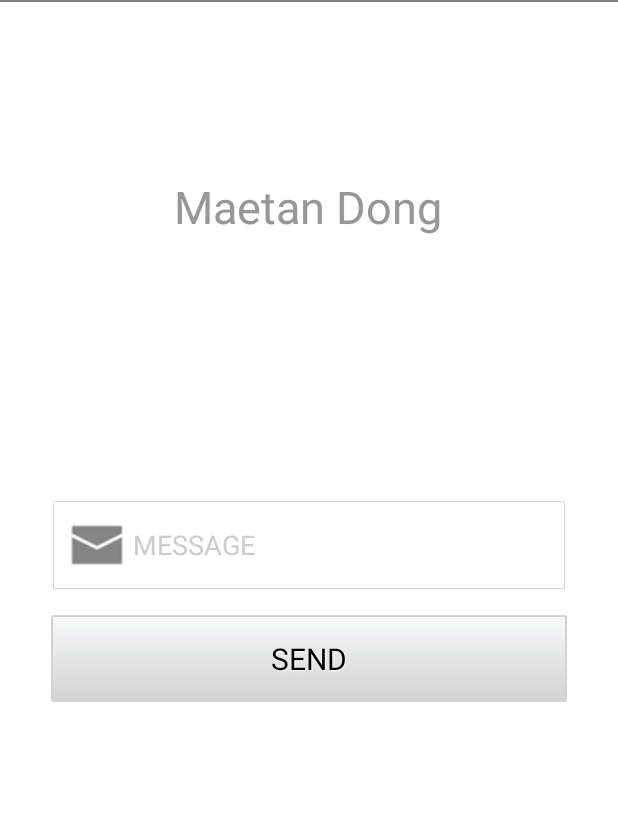
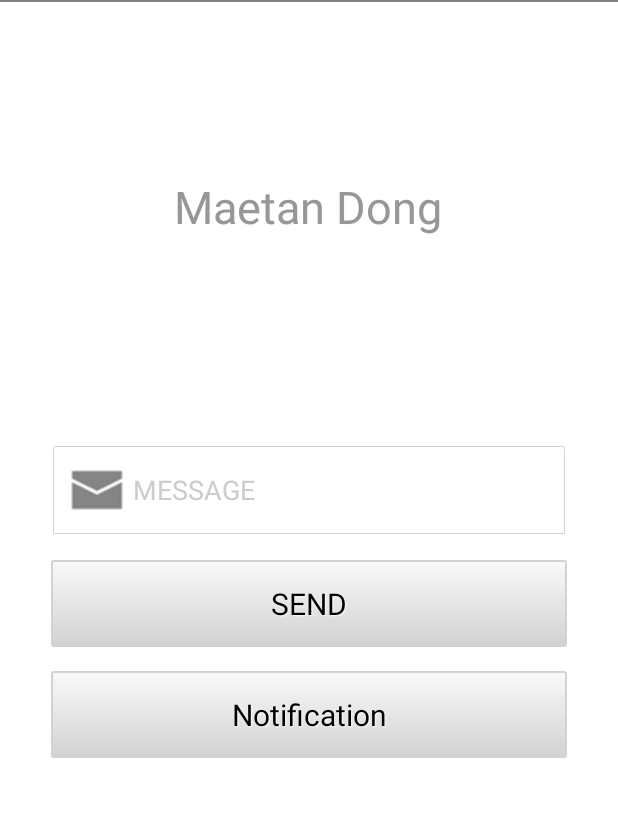
Before and after one commit to Maetan-dong/go-together, an Android app: the screen it shows after launch (MainActivity), on a phone screen of 412 x 824 dp, the part 36-853 px from its top. Run offline under Robolectric (Android 15) with nearby library versions, the phone set to English and light mode, and no system bars.

Commit message:
Update Notification Prototype

```diff
--- a/app/src/main/res/layout/activity_main.xml
+++ b/app/src/main/res/layout/activity_main.xml
@@ -45,5 +45,15 @@
             android:text="SEND"
             android:textAppearance="@style/MainFont.Small" />
 
+        <Button
+            android:id="@+id/button_notify"
+            android:layout_width="match_parent"
+            android:layout_height="wrap_content"
+            android:layout_margin="8dp"
+            android:background="@drawable/btn_send_message_bg"
+            android:padding="15dp"
+            android:text="Notification"
+            android:textAppearance="@style/MainFont.Small" />
+
     </LinearLayout>
 </RelativeLayout>
--- a/app/src/main/res/values/strings.xml
+++ b/app/src/main/res/values/strings.xml
@@ -1,3 +1,6 @@
 <resources>
     <string name="app_name">GoTogether</string>
+    <string name="yes">yes</string>
+    <string name="no">no</string>
+    <string name="maybe">maybe</string>
 </resources>
--- a/build.gradle
+++ b/build.gradle
@@ -8,7 +8,6 @@ buildscript {
     }
     dependencies {
         classpath 'com.android.tools.build:gradle:3.0.1'
-
 
         // NOTE: Do not place your application dependencies here; they belong
         // in the individual module build.gradle files
```
Also changed, not shown: app/build.gradle (+6 -1 lines), app/src/main/java/gotogether/maetandong/com/gotogether/MainActivity.java (+84 -0 lines), app/src/main/res/drawable/ic_yes.png (added), 1 other file.
